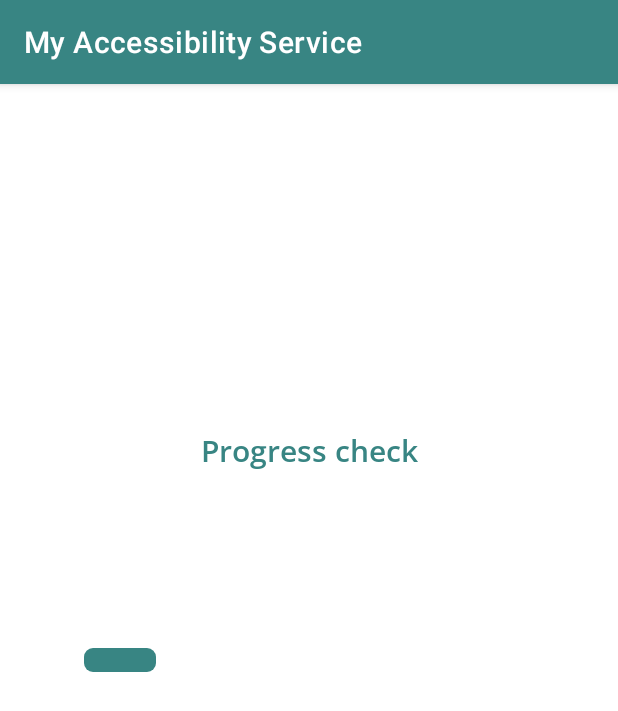
After one commit to ealh0002/accessibilityTemplateUI, an Android app: the ProgressCheck screen opened directly, with no data from a screen before it, on a phone screen of 412 x 824 dp. The commit adds this screen. Shown: the top 711 px of the screen. Run offline under Robolectric (Android 15) with nearby library versions, the phone set to English and light mode, and no system bars.

Commit message:
Progress bar implementation

```diff
--- a/templateUI/app/src/main/AndroidManifest.xml
+++ b/templateUI/app/src/main/AndroidManifest.xml
@@ -14,6 +14,9 @@
         android:theme="@style/Theme.TemplateUI"
         tools:targetApi="31">
         <activity
+            android:name=".ProgressCheck"
+            android:exported="false" />
+        <activity
             android:name=".MainActivity"
             android:exported="true"
             android:label="@string/app_name">
--- /dev/null
+++ b/templateUI/app/src/main/java/com/example/templateui/ProgressCheck.java
@@ -0,0 +1,70 @@
+package com.example.templateui;
+
+import static com.example.templateui.R.drawable.default_rounded_button;
+
+import androidx.appcompat.app.AppCompatActivity;
+import androidx.constraintlayout.widget.ConstraintLayout;
+import androidx.core.content.ContextCompat;
+import androidx.core.content.res.ResourcesCompat;
+
+import android.content.Intent;
+import android.graphics.Typeface;
+import android.os.Bundle;
+import android.view.View;
+import android.view.ViewGroup;
+import android.widget.Button;
+import android.widget.LinearLayout;
+import android.widget.ProgressBar;
+import android.widget.RelativeLayout;
+import android.widget.Toast;
+
+import java.util.Timer;
+import java.util.TimerTask;
+
+public class ProgressCheck extends AppCompatActivity {
+
+    ProgressBar progressBar;
+    Button doneButton;
+    int counter = 0;
+    @Override
+    protected void onCreate(Bundle savedInstanceState) {
+        super.onCreate(savedInstanceState);
+
+        setContentView(R.layout.activity_progress_check);
+
+        prog();
+
+
+    }
+
+    public void prog(){
+        progressBar = (ProgressBar) findViewById(R.id.progress_check);
+        final Timer timer = new Timer();
+
+
+        TimerTask timerTask = new TimerTask() {
+            @Override
+
+
+            public void run() {
+                counter++;
+                progressBar.setProgress(counter);
+
+                if(counter==100){
+                    timer.cancel();
+                    returnMain();
+                }
+            }
+        };
+
+
+        timer.schedule(timerTask, 0, 100);
+
+    }
+
+    public void returnMain(){
+        Intent intent = new Intent(ProgressCheck.this, MainActivity.class);
+        startActivity(intent);
+    }
+
+}
--- a/templateUI/app/src/main/java/com/example/templateui/ui/home/HomeFragment.java
+++ b/templateUI/app/src/main/java/com/example/templateui/ui/home/HomeFragment.java
@@ -1,10 +1,12 @@
 package com.example.templateui.ui.home;
 
+import android.content.Intent;
 import android.os.Bundle;
 import android.view.LayoutInflater;
 import android.view.View;
 import android.view.ViewGroup;
 import android.widget.ArrayAdapter;
+import android.widget.Button;
 import android.widget.ListView;
 import android.widget.TextView;
 
@@ -12,6 +14,7 @@ import androidx.annotation.NonNull;
 import androidx.fragment.app.Fragment;
 import androidx.lifecycle.ViewModelProvider;
 
+import com.example.templateui.ProgressCheck;
 import com.example.templateui.R;
 import com.example.templateui.databinding.FragmentHomeBinding;
 
@@ -27,6 +30,9 @@ public class HomeFragment extends Fragment {
     List list = new ArrayList();
     ArrayAdapter adapter;
 
+    // Upload button
+    private Button uploadButton;
+
     public View onCreateView(@NonNull LayoutInflater inflater,
                              ViewGroup container, Bundle savedInstanceState) {
         HomeViewModel homeViewModel =
@@ -36,6 +42,7 @@ public class HomeFragment extends Fragment {
         binding = FragmentHomeBinding.inflate(inflater, container, false);
         View root = binding.getRoot();
 
+        //history list
         listView = (ListView) root.findViewById(R.id.list_history);
         list.add("action 1");
         list.add("action 2");
@@ -46,17 +53,18 @@ public class HomeFragment extends Fragment {
         list.add("action 3");
         list.add("action 3");
         list.add("action last");
-
-
-
         adapter = new ArrayAdapter(getActivity(), android.R.layout.simple_list_item_1, list);
         listView.setAdapter(adapter);
 
-        final TextView textView = binding.textHome;
-        homeViewModel.getText().observe(getViewLifecycleOwner(), textView::setText);
+        // upload button
+        uploadButton = (Button) root.findViewById(R.id.upload_button);
+        uploadButton.setOnClickListener(new View.OnClickListener() {
+                                            @Override
+                                            public void onClick(View v) {
+                                                showProgress();
+                                            }
+                                        });
         return root;
-
-
     }
 
     @Override
@@ -64,4 +72,9 @@ public class HomeFragment extends Fragment {
         super.onDestroyView();
         binding = null;
     }
+
+    public void showProgress(){
+        Intent intent = new Intent(getActivity(), ProgressCheck.class);
+        startActivity(intent);
+    }
 }
--- /dev/null
+++ b/templateUI/app/src/main/res/drawable/progress_bar.xml
@@ -0,0 +1,19 @@
+<?xml version="1.0" encoding="utf-8"?>
+<layer-list xmlns:android="http://schemas.android.com/apk/res/android">
+
+    <item android:id="@android:id/background">
+        <shape android:shape="rectangle">
+            <corners android:radius="6dp"/>
+            <solid android:color="@color/white"/>
+        </shape>
+    </item>
+
+    <item android:id="@android:id/progress">
+        <scale android:scaleWidth="100%">
+            <shape android:shape="rectangle">
+                <corners android:radius="6dp"/>
+                <solid android:color="@color/mint_green_main"/>
+            </shape>
+        </scale>
+    </item>
+</layer-list>
--- /dev/null
+++ b/templateUI/app/src/main/res/layout/activity_progress_check.xml
@@ -0,0 +1,55 @@
+<?xml version="1.0" encoding="utf-8"?>
+<androidx.constraintlayout.widget.ConstraintLayout xmlns:android="http://schemas.android.com/apk/res/android"
+    xmlns:app="http://schemas.android.com/apk/res-auto"
+    xmlns:tools="http://schemas.android.com/tools"
+    android:layout_width="match_parent"
+    android:layout_height="match_parent"
+    android:layout_gravity="center"
+    tools:context=".ProgressCheck">
+
+    <TextView
+        android:id="@+id/progress_text"
+        android:layout_width="wrap_content"
+        android:layout_height="0dp"
+        android:layout_marginTop="230dp"
+        android:fontFamily="@font/opensans_semibold"
+        android:text="Progress check"
+        android:textAlignment="center"
+        android:textColor="@color/mint_green_main"
+        android:textSize="20sp"
+        app:layout_constraintEnd_toEndOf="parent"
+        app:layout_constraintStart_toStartOf="parent"
+        app:layout_constraintTop_toTopOf="parent"
+        tools:ignore="MissingConstraints" />
+
+    <ProgressBar
+        android:id="@+id/progress_check"
+        style="?android:attr/progressBarStyleHorizontal"
+        android:layout_width="300dp"
+        android:layout_height="wrap_content"
+        app:layout_constraintBottom_toBottomOf="parent"
+        app:layout_constraintEnd_toEndOf="parent"
+        app:layout_constraintTop_toTopOf="parent"
+        app:layout_constraintStart_toStartOf="parent"
+        android:progressDrawable="@drawable/progress_bar"/>
+
+    <LinearLayout
+        android:id="@+id/finish_button_layout"
+        android:layout_width="314dp"
+        android:layout_height="122dp"
+        android:layout_marginStart="58dp"
+        android:layout_marginTop="30dp"
+        android:layout_marginEnd="58dp"
+        android:layout_marginBottom="205dp"
+        android:gravity="center"
+        android:orientation="horizontal"
+        app:layout_constraintBottom_toBottomOf="parent"
+        app:layout_constraintEnd_toEndOf="parent"
+        app:layout_constraintHorizontal_bias="0.508"
+        app:layout_constraintStart_toStartOf="parent"
+        app:layout_constraintTop_toBottomOf="@+id/progress_check">
+
+    </LinearLayout>
+
+
+</androidx.constraintlayout.widget.ConstraintLayout>
```
